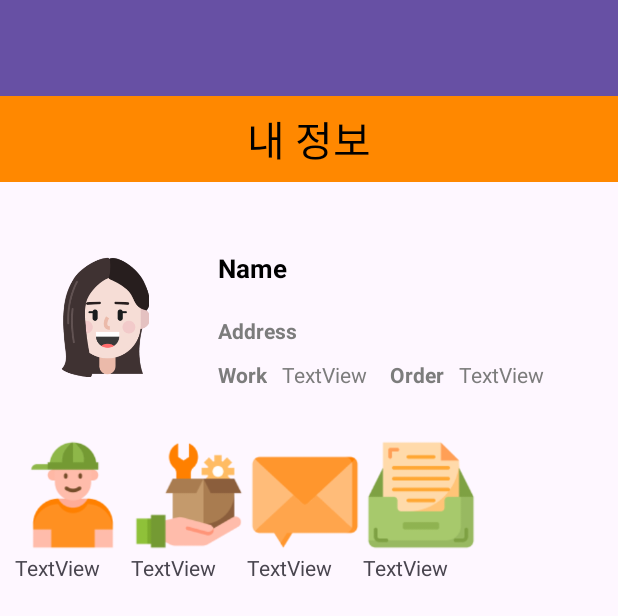
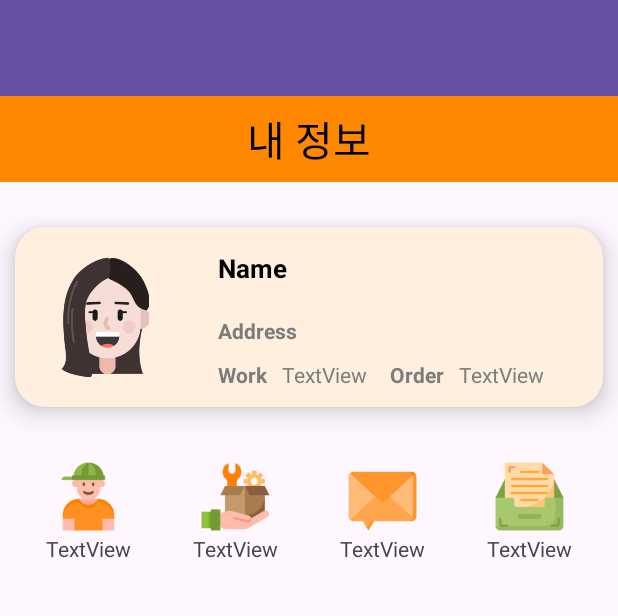
Before and after one commit to devyuwon/dan-gam, an Android app: the layout fragment_my_page.xml on its own in the app's theme, with its tools: preview values and no code run, on a phone screen of 412 x 824 dp. Shown: the top 616 px of the screen. Run offline under Robolectric (Android 15) with nearby library versions, the phone set to English and light mode, and no system bars.

Commit message:
#7 Design: MyPage Layout 수정

```diff
--- a/app/build.gradle.kts
+++ b/app/build.gradle.kts
@@ -41,6 +41,7 @@ dependencies {
     implementation(platform("com.google.firebase:firebase-bom:32.2.2"))
     implementation("com.google.firebase:firebase-analytics-ktx")
     implementation("com.google.firebase:firebase-auth:22.1.1")
+    implementation("com.google.firebase:firebase-firestore:24.7.1")
     testImplementation("junit:junit:4.13.2")
     androidTestImplementation("androidx.test.ext:junit:1.1.5")
     androidTestImplementation("androidx.test.espresso:espresso-core:3.5.1")
--- /dev/null
+++ b/app/src/main/res/drawable/mypage_profile_radius.xml
@@ -0,0 +1,12 @@
+<?xml version="1.0" encoding="utf-8"?>
+<shape xmlns:android="http://schemas.android.com/apk/res/android"
+        android:padding="10dp"
+        android:shape="rectangle">
+    <solid android:color="#FFEFDE" />
+    <corners
+            android:bottomLeftRadius="20dp"
+            android:bottomRightRadius="20dp"
+            android:topLeftRadius="20dp"
+            android:topRightRadius="20dp" />
+
+</shape>
--- a/app/src/main/res/layout/fragment_my_page.xml
+++ b/app/src/main/res/layout/fragment_my_page.xml
@@ -9,7 +9,7 @@
     <LinearLayout
             android:orientation="vertical"
             android:layout_width="match_parent"
-            android:layout_height="wrap_content">
+            android:layout_height="match_parent">
 
         <androidx.appcompat.widget.Toolbar
                 android:layout_width="match_parent"
@@ -36,7 +36,9 @@
                 android:layout_marginTop="30dp"
                 android:layout_marginLeft="10dp"
                 android:layout_marginRight="10dp"
-                android:layout_marginBottom="10dp">
+                android:layout_marginBottom="10dp"
+                android:background="@drawable/mypage_profile_radius"
+                android:elevation="10dp">
 
             <ImageView
                     android:layout_width="120dp"
@@ -120,23 +122,26 @@
         <LinearLayout
                 android:orientation="horizontal"
                 android:layout_width="match_parent"
-                android:layout_height="match_parent"
-                android:layout_margin="10dp">
+                android:layout_height="99dp"
+                android:layout_margin="10dp"
+                android:gravity="center_vertical">
 
             <LinearLayout
                     android:orientation="vertical"
                     android:layout_width="wrap_content"
-                    android:layout_height="wrap_content">
+                    android:layout_height="wrap_content"
+                    android:layout_weight="1"
+                    android:gravity="center">
 
                 <ImageView
-                        android:layout_width="77dp"
-                        android:layout_height="77dp"
+                        android:layout_width="50dp"
+                        android:layout_height="50dp"
                         android:id="@+id/imageView2"
                         app:srcCompat="@drawable/boy" />
 
                 <TextView
                         android:text="TextView"
-                        android:layout_width="match_parent"
+                        android:layout_width="wrap_content"
                         android:layout_height="wrap_content"
                         android:id="@+id/textView9" />
             </LinearLayout>
@@ -144,17 +149,19 @@
             <LinearLayout
                     android:orientation="vertical"
                     android:layout_width="wrap_content"
-                    android:layout_height="wrap_content">
+                    android:layout_height="wrap_content"
+                    android:layout_weight="1"
+                    android:gravity="center">
 
                 <ImageView
-                        android:layout_width="77dp"
-                        android:layout_height="77dp"
+                        android:layout_width="50dp"
+                        android:layout_height="50dp"
                         android:id="@+id/imageView3"
                         tools:srcCompat="@drawable/customer_service" />
 
                 <TextView
                         android:text="TextView"
-                        android:layout_width="match_parent"
+                        android:layout_width="wrap_content"
                         android:layout_height="wrap_content"
                         android:id="@+id/textView10" />
             </LinearLayout>
@@ -162,17 +169,19 @@
             <LinearLayout
                     android:orientation="vertical"
                     android:layout_width="wrap_content"
-                    android:layout_height="wrap_content">
+                    android:layout_height="wrap_content"
+                    android:layout_weight="1"
+                    android:gravity="center">
 
                 <ImageView
-                        android:layout_width="77dp"
-                        android:layout_height="77dp"
+                        android:layout_width="50dp"
+                        android:layout_height="50dp"
                         android:id="@+id/imageView4"
                         tools:srcCompat="@drawable/mail" />
 
                 <TextView
                         android:text="TextView"
-                        android:layout_width="match_parent"
+                        android:layout_width="wrap_content"
                         android:layout_height="wrap_content"
                         android:id="@+id/textView11" />
             </LinearLayout>
@@ -180,21 +189,34 @@
             <LinearLayout
                     android:orientation="vertical"
                     android:layout_width="wrap_content"
-                    android:layout_height="wrap_content">
+                    android:layout_height="wrap_content"
+                    android:layout_weight="1"
+                    android:gravity="center">
 
                 <ImageView
-                        android:layout_width="77dp"
-                        android:layout_height="77dp"
+                        android:layout_width="50dp"
+                        android:layout_height="50dp"
                         android:id="@+id/imageView5"
                         tools:srcCompat="@drawable/cabinet" />
 
                 <TextView
                         android:text="TextView"
-                        android:layout_width="match_parent"
+                        android:layout_width="wrap_content"
                         android:layout_height="wrap_content"
                         android:id="@+id/textView12" />
             </LinearLayout>
         </LinearLayout>
 
+        <LinearLayout
+                android:orientation="vertical"
+                android:layout_width="match_parent"
+                android:layout_height="wrap_content">
+
+            <LinearLayout
+                    android:orientation="horizontal"
+                    android:layout_width="match_parent"
+                    android:layout_height="match_parent"></LinearLayout>
+        </LinearLayout>
+
     </LinearLayout>
 </androidx.core.widget.NestedScrollView>
--- a/build.gradle.kts
+++ b/build.gradle.kts
@@ -1,6 +1,6 @@
 // Top-level build file where you can add configuration options common to all sub-projects/modules.
 plugins {
-    id("com.android.application") version "8.1.0" apply false
+    id("com.android.application") version "8.1.1" apply false
     id("com.google.gms.google-services") version "4.3.15" apply false
     id ("org.jetbrains.kotlin.android") version "1.8.0" apply false
 }
```
Also changed, not shown: 1 other file.
